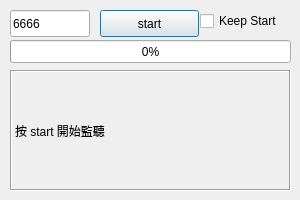
Old version of the form Server/server.ui in the repository shengyu7697/QtFileTransfer.
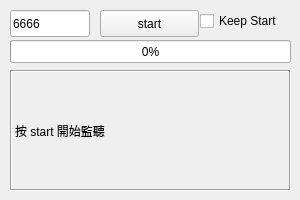
New version of the form.

Commit message: change QDialog to QWidget

```diff
--- a/Server/server.ui
+++ b/Server/server.ui
@@ -1,7 +1,7 @@
 <?xml version="1.0" encoding="UTF-8"?>
 <ui version="4.0">
  <class>Server</class>
- <widget class="QDialog" name="Server">
+ <widget class="QWidget" name="Server">
   <property name="geometry">
    <rect>
     <x>0</x>
```
The commit also changes 5 other files.
